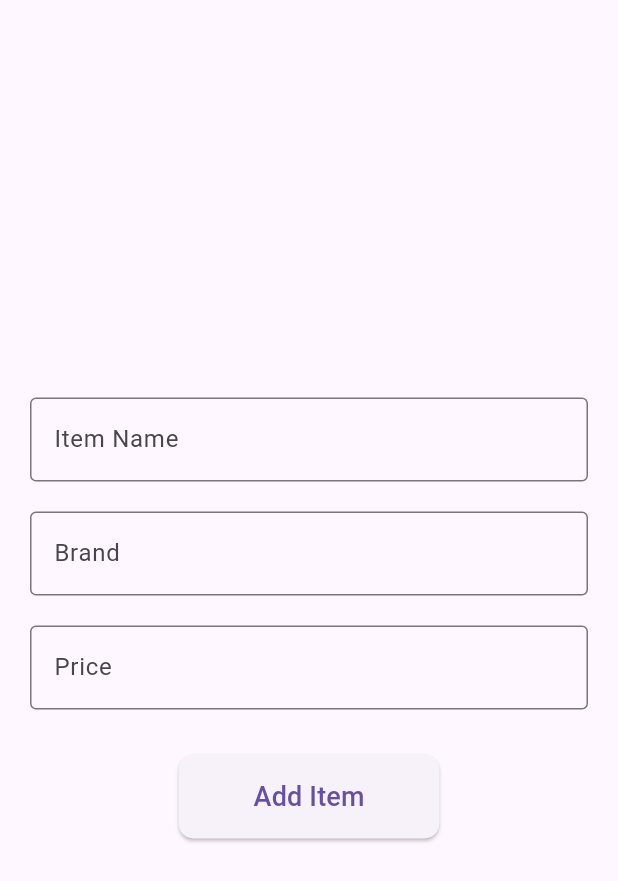
After one commit to fcendesu/handimobil, a Flutter app: the ItemPage screen opened directly, after a tap on "Add Item", on a phone screen of 412 x 824 dp. The commit adds this screen. Shown: the top 881 px of the screen. Run offline on Flutter 3.47's test engine with Material 3 defaults, Android fonts, the light colour scheme and no system bars; our stand-ins replace get, get_storage; accounts and stored records are empty; network calls fail.

Commit message:
implement item storage functionality with UI for adding items

```diff
--- a/lib/controllers/item_controller.dart
+++ b/lib/controllers/item_controller.dart
@@ -0,0 +1,60 @@
+import 'dart:convert';
+import 'package:get/get.dart';
+import 'package:http/http.dart' as http;
+import 'package:flutter/material.dart';
+import 'package:get_storage/get_storage.dart';
+import '../constants/constants.dart';
+
+class ItemController extends GetxController {
+  var isLoading = false.obs;
+  final box = GetStorage();
+
+  Future<void> storeItem({
+    required String item,
+    required String brand,
+    required String price,
+  }) async {
+    try {
+      isLoading.value = true;
+      var storedToken = box.read('token');
+
+      var response = await http.post(
+        Uri.parse('$url/item/store'),
+        headers: {
+          'Accept': 'application/json',
+          'Authorization': 'Bearer $storedToken',
+        },
+        body: {
+          'item': item,
+          'brand': brand,
+          'price': price,
+        },
+      );
+
+      print(json.decode(response.body));
+
+      if (response.statusCode == 201) {
+        Get.snackbar(
+          'Success',
+          'Item created successfully',
+          snackPosition: SnackPosition.TOP,
+          backgroundColor: Colors.green,
+          colorText: Colors.white,
+        );
+        isLoading.value = false;
+      } else {
+        Get.snackbar(
+          'Error',
+          json.decode(response.body)['message'],
+          snackPosition: SnackPosition.TOP,
+          backgroundColor: Colors.red,
+          colorText: Colors.white,
+        );
+        isLoading.value = false;
+      }
+    } catch (e) {
+      isLoading.value = false;
+      print(e.toString());
+    }
+  }
+}
--- a/lib/views/item_page.dart
+++ b/lib/views/item_page.dart
@@ -1,4 +1,5 @@
 import 'package:flutter/material.dart';
+import 'package:handimobil/views/widgets/add_item_widget.dart';
 
 class ItemPage extends StatefulWidget {
   const ItemPage({super.key});
@@ -10,8 +11,8 @@ class ItemPage extends StatefulWidget {
 class _ItemPageState extends State<ItemPage> {
   @override
   Widget build(BuildContext context) {
-    return const Center(
-      child: Text('Item Page'),
+    return Scaffold(
+      body: AddItemWidget(),
     );
   }
 }
--- /dev/null
+++ b/lib/views/widgets/add_item_widget.dart
@@ -0,0 +1,75 @@
+import 'package:flutter/material.dart';
+import 'package:get/get.dart';
+import '../../controllers/item_controller.dart';
+
+class AddItemWidget extends StatelessWidget {
+  final TextEditingController itemNameController = TextEditingController();
+  final TextEditingController brandController = TextEditingController();
+  final TextEditingController priceController = TextEditingController();
+  final ItemController itemController = Get.put(ItemController());
+
+  @override
+  Widget build(BuildContext context) {
+    return Padding(
+      padding: const EdgeInsets.all(20.0),
+      child: Column(
+        mainAxisAlignment: MainAxisAlignment.center,
+        children: [
+          TextField(
+            controller: itemNameController,
+            decoration: InputDecoration(
+              labelText: 'Item Name',
+              border: OutlineInputBorder(),
+            ),
+          ),
+          SizedBox(height: 20),
+          TextField(
+            controller: brandController,
+            decoration: InputDecoration(
+              labelText: 'Brand',
+              border: OutlineInputBorder(),
+            ),
+          ),
+          SizedBox(height: 20),
+          TextField(
+            controller: priceController,
+            keyboardType: TextInputType.number,
+            decoration: InputDecoration(
+              labelText: 'Price',
+              border: OutlineInputBorder(),
+            ),
+          ),
+          SizedBox(height: 30),
+          ElevatedButton(
+            style: ElevatedButton.styleFrom(
+              padding: EdgeInsets.symmetric(horizontal: 50, vertical: 15),
+              shape: RoundedRectangleBorder(
+                borderRadius: BorderRadius.circular(10),
+              ),
+            ),
+            onPressed: () async {
+              await itemController.storeItem(
+                item: itemNameController.text.trim(),
+                brand: brandController.text.trim(),
+                price: priceController.text.trim(),
+              );
+
+              // Clear the text fields after submission
+              itemNameController.clear();
+              brandController.clear();
+              priceController.clear();
+            },
+            child: Obx(() {
+              return itemController.isLoading.value
+                  ? CircularProgressIndicator(color: Colors.white)
+                  : Text(
+                      'Add Item',
+                      style: TextStyle(fontSize: 18),
+                    );
+            }),
+          ),
+        ],
+      ),
+    );
+  }
+}
```
